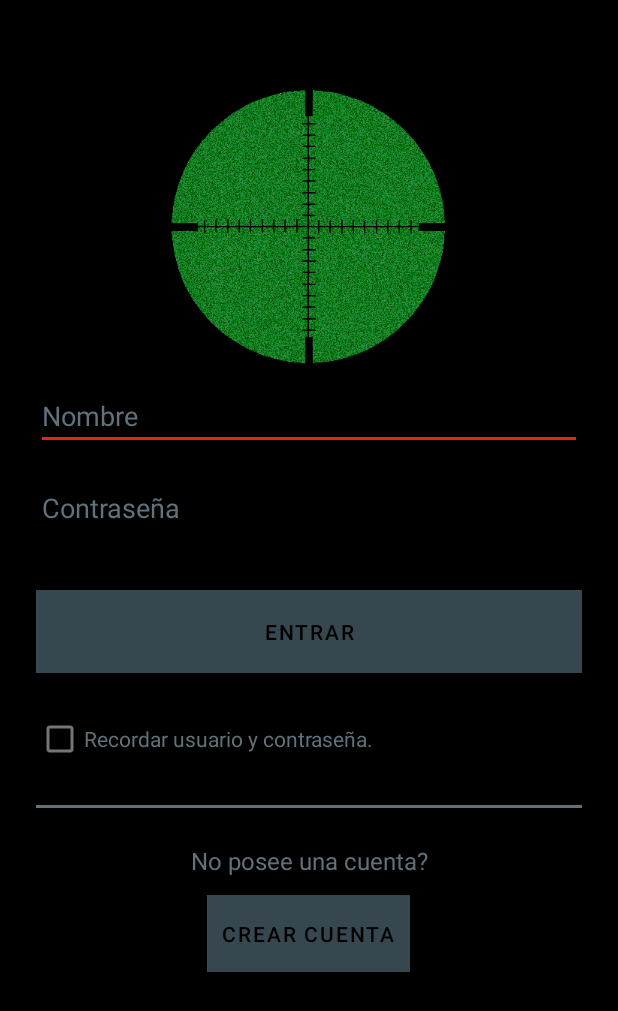
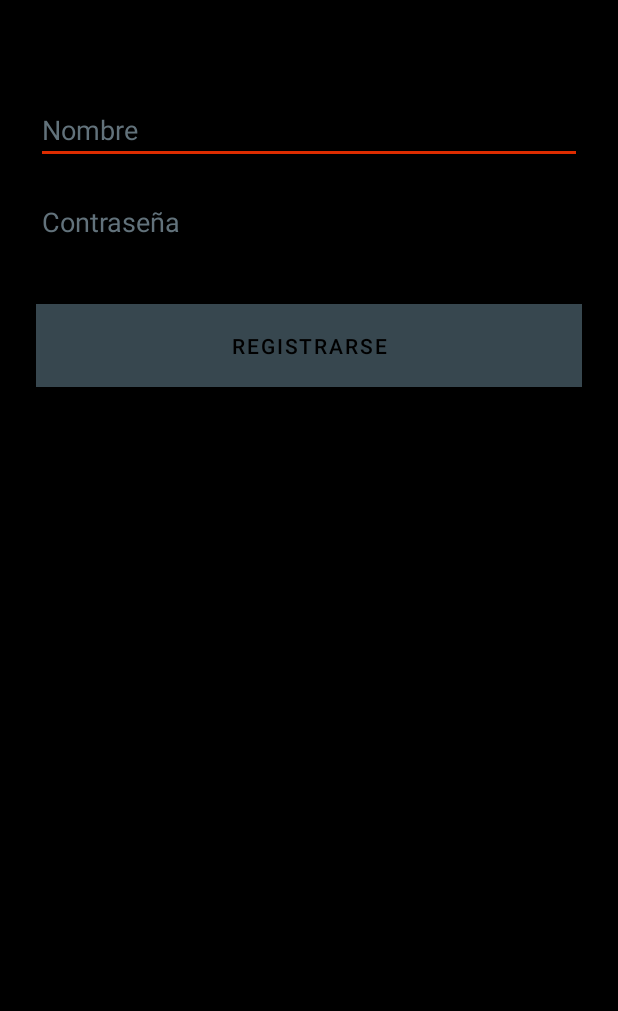
Before and after one commit to chanum/SniperBattle, an Android app: the screen it shows after launch (LoginActivity before the commit, RegisterActivity after it), after a tap on "CREAR CUENTA", on a phone screen of 412 x 824 dp. Shown: the top 1011 px of the screen. Run offline under Robolectric (Android 15) with nearby library versions, the phone set to English and light mode, and no system bars; our stand-ins replace Firebase (no records; nobody signed in at launch, a user with empty details on screens opened directly).

Commit message:
Firebase: agrega logica que crea usuario y se logea.

```diff
--- a/app/build.gradle
+++ b/app/build.gradle
@@ -1,4 +1,5 @@
 apply plugin: 'com.android.application'
+apply plugin: 'com.google.gms.google-services'
 
 android {
     compileSdkVersion 29
@@ -23,6 +24,8 @@ dependencies {
     implementation fileTree(dir: 'libs', include: ['*.jar'])
     implementation 'androidx.appcompat:appcompat:1.0.2'
     implementation 'androidx.constraintlayout:constraintlayout:1.1.3'
+    implementation 'com.google.firebase:firebase-core:17.0.0'
+    implementation 'com.google.firebase:firebase-auth:18.0.0'
     testImplementation 'junit:junit:4.12'
     androidTestImplementation 'androidx.test:runner:1.2.0'
     androidTestImplementation 'androidx.test.espresso:espresso-core:3.2.0'
--- a/app/src/main/AndroidManifest.xml
+++ b/app/src/main/AndroidManifest.xml
@@ -1,6 +1,8 @@
 <?xml version="1.0" encoding="utf-8"?>
 <manifest xmlns:android="http://schemas.android.com/apk/res/android"
     package="com.kosten.mapx.sniperbattle">
+
+    <uses-permission android:name="android.permission.INTERNET" />
 
     <application
         android:allowBackup="true"
@@ -9,6 +11,7 @@
         android:roundIcon="@mipmap/ic_launcher_round"
         android:supportsRtl="true"
         android:theme="@style/AppTheme">
+        <activity android:name=".RegisterActivity"></activity>
         <activity android:name=".LoginActivity">
             <intent-filter>
                 <action android:name="android.intent.action.MAIN" />
@@ -16,7 +19,7 @@
                 <category android:name="android.intent.category.LAUNCHER" />
             </intent-filter>
         </activity>
-        <activity android:name=".MainActivity"></activity>
+        <activity android:name=".MainActivity" />
     </application>
 
 </manifest>
--- /dev/null
+++ b/app/src/main/java/com/kosten/mapx/sniperbattle/RegisterActivity.java
@@ -0,0 +1,94 @@
+package com.kosten.mapx.sniperbattle;
+
+import androidx.annotation.NonNull;
+import androidx.appcompat.app.AppCompatActivity;
+
+import android.content.Intent;
+import android.os.Bundle;
+import android.text.TextUtils;
+import android.view.View;
+import android.widget.Button;
+import android.widget.EditText;
+import android.widget.Toast;
+
+import com.google.android.gms.tasks.OnCompleteListener;
+import com.google.android.gms.tasks.Task;
+import com.google.firebase.auth.AuthResult;
+import com.google.firebase.auth.FirebaseAuth;
+import com.google.firebase.auth.FirebaseUser;
+
+public class RegisterActivity extends AppCompatActivity implements View.OnClickListener{
+
+    private EditText mRegNameEditTxt;
+    private EditText mRegPassEditTxt;
+
+    private Button mRegisterButton;
+
+    private FirebaseAuth mAuth;
+
+    @Override
+    protected void onCreate(Bundle savedInstanceState) {
+        super.onCreate(savedInstanceState);
+        setContentView(R.layout.activity_register);
+
+        mRegNameEditTxt = (EditText) findViewById(R.id.edittext_reg_name);
+        mRegPassEditTxt = (EditText) findViewById(R.id.edittext_reg_password);
+        mRegisterButton = (Button) findViewById(R.id.button_register);
+
+        // Initialize Firebase Auth
+        mAuth = FirebaseAuth.getInstance();
+
+        // button login listener
+        mRegisterButton.setOnClickListener(this);
+    }
+
+    /***********************************************************************************************
+     * onClick listner for cancel and save buttons
+     * ********************************************************************************************/
+    @Override
+    public void onClick(View v) {
+        switch (v.getId()) {
+            case R.id.button_register:
+                Toast.makeText(this, "REgister ok !", Toast.LENGTH_SHORT).show();
+                register();
+                break;
+        }
+    }
+
+    void register() {
+        String email = mRegNameEditTxt.getText().toString();
+        String password = mRegPassEditTxt.getText().toString();
+
+        if(TextUtils.isEmpty(email)){
+            Toast.makeText(getApplicationContext(),"Please fill in the required fields",Toast.LENGTH_SHORT).show();
+            return;
+        }
+        if(TextUtils.isEmpty(password)){
+            Toast.makeText(getApplicationContext(),"Please fill in the required fields",Toast.LENGTH_SHORT).show();
+            return;
+        }
+
+        if(password.length()<6){
+            Toast.makeText(getApplicationContext(),"Password must be at least 6 characters",Toast.LENGTH_SHORT).show();
+            return;
+        }
+
+        mAuth.createUserWithEmailAndPassword(email, password)
+                .addOnCompleteListener(this, new OnCompleteListener<AuthResult>() {
+                    @Override
+                    public void onComplete(@NonNull Task<AuthResult> task) {
+                        if (task.isSuccessful()) {
+                            // Sign in success, update UI with the signed-in user's information
+                            //FirebaseUser user = mAuth.getCurrentUser();
+                            startActivity(new Intent(getApplicationContext(), MainActivity.class));
+                            finish();
+                            //updateUI(user);
+                        } else {
+                            Toast.makeText(getApplicationContext(),"E-mail or password is wrong",Toast.LENGTH_SHORT).show();
+                        }
+                    }
+                });
+
+    }
+
+}
--- a/app/src/main/res/layout/activity_login.xml
+++ b/app/src/main/res/layout/activity_login.xml
@@ -80,7 +80,7 @@
             android:textColor="@color/colorPrimaryLight"/>
 
         <com.google.android.material.button.MaterialButton
-            android:id="@+id/button_register"
+            android:id="@+id/button_new_user"
             android:layout_width="wrap_content"
             android:layout_height="wrap_content"
             android:layout_gravity="center_horizontal"
--- /dev/null
+++ b/app/src/main/res/layout/activity_register.xml
@@ -0,0 +1,55 @@
+<?xml version="1.0" encoding="utf-8"?>
+<ScrollView
+    xmlns:android="http://schemas.android.com/apk/res/android"
+    android:layout_width="fill_parent"
+    android:layout_height="fill_parent"
+    android:background="@color/colorPrimaryDark"
+    android:fitsSystemWindows="true">
+
+    <LinearLayout
+        android:orientation="vertical"
+        android:layout_width="match_parent"
+        android:layout_height="wrap_content"
+        android:paddingTop="56dp"
+        android:paddingLeft="24dp"
+        android:paddingRight="24dp">
+
+        <!-- User Label -->
+        <com.google.android.material.textfield.TextInputEditText
+            android:id="@+id/edittext_reg_name"
+            android:layout_width="match_parent"
+            android:layout_height="wrap_content"
+            android:layout_marginTop="8dp"
+            android:layout_marginBottom="8dp"
+            android:hint="Nombre"
+            android:inputType="text"
+            android:textColorHint="@color/colorPrimaryLight"
+            android:textColor="@color/colorPrimaryText"/>
+
+        <!-- Password Label -->
+        <com.google.android.material.textfield.TextInputEditText
+            android:id="@+id/edittext_reg_password"
+            android:layout_width="match_parent"
+            android:layout_height="wrap_content"
+            android:layout_marginTop="8dp"
+            android:layout_marginBottom="8dp"
+            android:hint="Contraseña"
+            android:inputType="textPassword"
+            android:textColorHint="@color/colorPrimaryLight"
+            android:textColor="@color/colorPrimaryText"/>
+
+        <com.google.android.material.button.MaterialButton
+            android:id="@+id/button_register"
+            android:layout_width="fill_parent"
+            android:layout_height="wrap_content"
+            android:layout_marginBottom="20dp"
+            android:layout_marginTop="24dp"
+            android:onClick="onBtnRegisterClick"
+            android:background="@color/colorAccent"
+            android:padding="12dp"
+            android:text="Registrarse"
+            android:textColor="@color/colorPrimaryDark"/>
+
+    </LinearLayout>
+
+</ScrollView>
--- a/build.gradle
+++ b/build.gradle
@@ -8,6 +8,7 @@ buildscript {
     }
     dependencies {
         classpath 'com.android.tools.build:gradle:3.4.1'
+        classpath 'com.google.gms:google-services:4.2.0'
 
         // NOTE: Do not place your application dependencies here; they belong
         // in the individual module build.gradle files
```
Also changed, not shown: app/src/main/java/com/kosten/mapx/sniperbattle/LoginActivity.java (+55 -4 lines).
